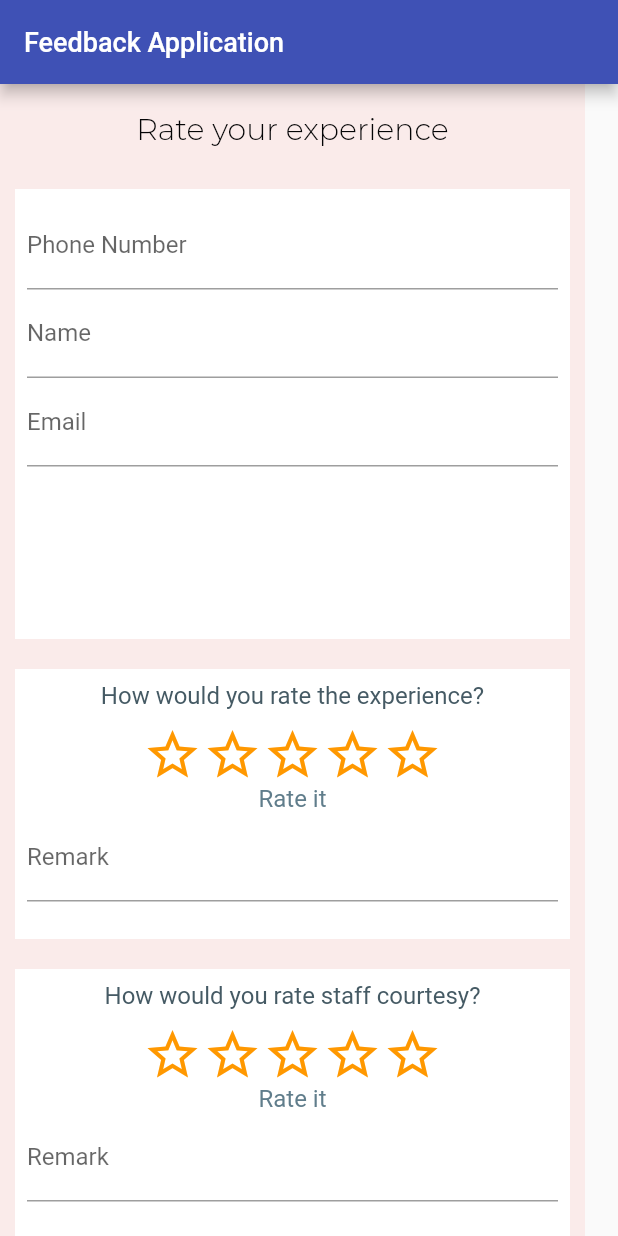
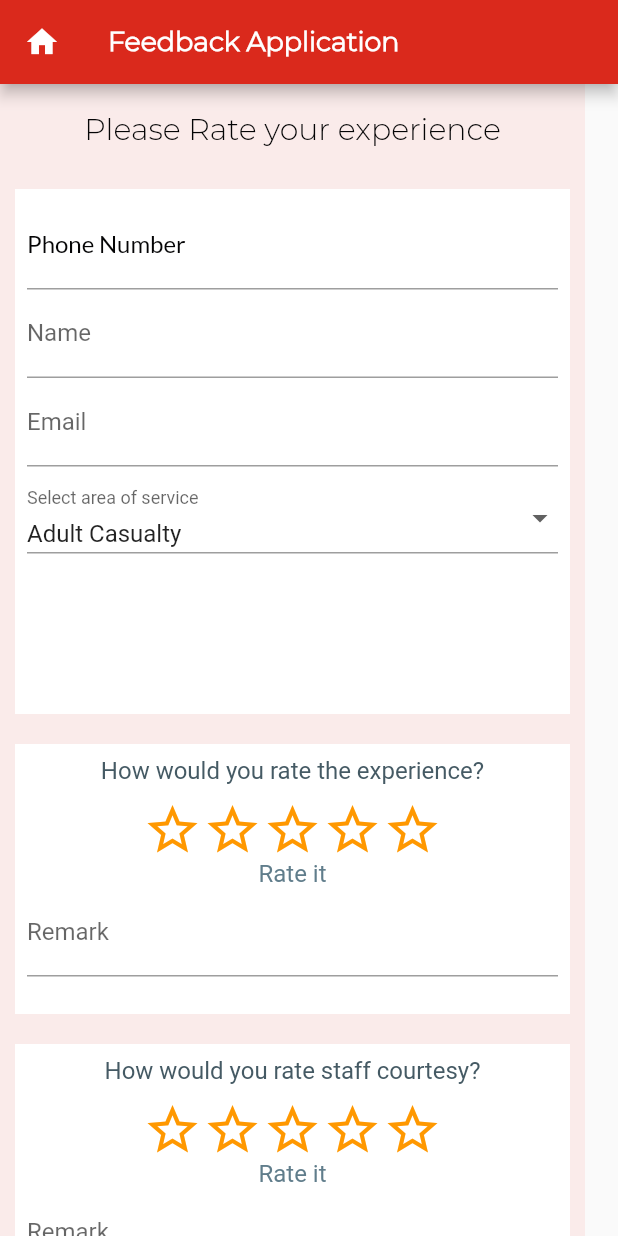
Before and after one commit to AgaKhanUniversityHospitalRepo/feedbackMobileApp, a Flutter app: the screen it shows after launch, on a phone screen of 412 x 824 dp. Run offline on Flutter 3.47's test engine with Material 2 defaults, Android fonts, the phone set to English and light mode, and no system bars; drawn by our look-alikes of flutter_rating_bar; our stand-ins replace google_fonts; project files that could hold a hidden picture were left out.

Commit message:
feedback request

```diff
--- a/feedbackmobileapp/lib/main.dart
+++ b/feedbackmobileapp/lib/main.dart
@@ -26,7 +26,7 @@ class MyApp extends StatelessWidget {
       theme: ThemeData(primarySwatch: Colors.deepOrange),
       darkTheme: ThemeData(
          // brightness: Brightness.dark, primarySwatch: Colors.blueGrey, fontFamily: GoogleFonts.montserrat()
-         primaryColor: Color.fromRGBO(218, 41, 28, 1),
+         primaryColor: LightColor.darkRed,
               brightness: Brightness.light,
               fontFamily: 'Montserrat'
           ),
@@ -61,8 +61,9 @@ class _MyHomePageState extends State<MyHomePage> {
       appBar: AppBar(
         // Here we take the value from the MyHomePage object that was created by
         // the App.build method, and use it to set our appbar title.
-        title: Text(widget.title, style: TextStyle(color: Colors.white, fontSize: 18)),
-        backgroundColor: Colors.indigo
+        leading: Icon(Icons.home),
+        title: Text(widget.title, style: GoogleFonts.montserrat(color: Colors.white, fontSize: 18, fontWeight: FontWeight.bold)),
+        backgroundColor: LightColor.darkRed,
       ),
       body: HomePage(),
       // floatingActionButton: FloatingActionButton(
--- /dev/null
+++ b/feedbackmobileapp/lib/models/serviceareas.dart
@@ -0,0 +1,11 @@
+import 'package:json_annotation/json_annotation.dart';
+
+part 'serviceareas.g.dart';
+
+@JsonSerializable()
+
+class ServiceAreas{
+  String name;
+
+  ServiceAreas({required this.name});
+}
--- a/feedbackmobileapp/lib/pages/home.dart
+++ b/feedbackmobileapp/lib/pages/home.dart
@@ -1,6 +1,5 @@
-
-
 import 'package:feedbackmobileapp/color/light_color.dart';
+import 'package:feedbackmobileapp/models/serviceareas.dart';
 import 'package:flutter/cupertino.dart';
 import 'package:flutter/material.dart';
 import 'package:flutter_rating_bar/flutter_rating_bar.dart';
@@ -19,28 +18,32 @@ class _HomePageState extends State<HomePage> {
   double? _ratingValue4;
   double? _ratingValue5;
 
-  var listLocations = [
-    'Adult Casualty',
-    'Consulting Clinics',
-    'Lab',
-    'Paeds Casualty',
-    'Pharmacy',
-    'Radiology',
-    'Wards',
-    'Other'
+  late List<ServiceAreas> listLocations;
+  late String selectedLocation;
+
+  bool _showTextDield = false;
+  String _otherLocation = '';
+
+  void initState() {
+    listLocations = [
+      ServiceAreas(name: 'Adult Casualty'),
+      ServiceAreas(name: 'Consulting Clinics'),
+      ServiceAreas(name: 'Lab'),
+      ServiceAreas(name: 'Paeds Casualty'),
+      ServiceAreas(name: 'Pharmacy'),
+      ServiceAreas(name: 'Radiology'),
+      ServiceAreas(name: 'Wards'),
+      ServiceAreas(name: 'Other'),
     ];
-  String selectedLocation = 'Adult Casualty';
-
-  void initState() {}
+    selectedLocation = 'Adult Casualty';
+  }
 
   @override
   Widget build(BuildContext context) {
     return SingleChildScrollView(
-
         child: Container(
       color: Color.fromARGB(255, 250, 235, 234),
       child: Column(
-
         children: [
           Container(
               margin: EdgeInsets.fromLTRB(10, 10, 10, 10),
@@ -48,23 +51,22 @@ class _HomePageState extends State<HomePage> {
               // color: Colors.white,
               // width: 370,
               // height: 50,
-            child: Text('Rate your experience', style: GoogleFonts.montserrat(color: LightColor.black, fontSize: 20))
-          ),
-
+              child: Text('Please Rate your experience',
+                  style: GoogleFonts.montserrat(
+                      color: LightColor.black, fontSize: 20))),
           Container(
             margin: EdgeInsets.fromLTRB(10, 10, 10, 10),
             padding: EdgeInsets.all(8.0),
             color: Colors.white,
             width: 370,
-            height: 300,
+            height: 350,
             child: Column(
-
               children: [
                 TextFormField(
                   decoration: InputDecoration(
+                    labelStyle: GoogleFonts.lato(color: LightColor.black),
                     labelText: 'Phone Number',
-                    hintText: 'Please enter your phone number',
-
+                    //hintText: 'Please enter your phone number',
                   ),
                 ),
                 TextFormField(
@@ -79,25 +81,45 @@ class _HomePageState extends State<HomePage> {
                     hintText: 'Please enter your email address',
                   ),
                 ),
-                // DropdownButtonFormField(
-                //   isExpanded: true,
-                //   hint: Text('Select area of service'),
-                //   decoration: const InputDecoration(
-                //       contentPadding: const EdgeInsets.fromLTRB(0, 5.5, 0, 0),
-                //       labelStyle: TextStyle(),
-                //       //icon:  Icon(Icons.transgender),
-                //       labelText: 'Select area of service'),
-                //   value: listLocations,
-                //   items: listLocations.map((String listLocations) {
-                //     return DropdownMenuItem(
-                //         child: Text(listLocations), value: listLocations);
-                //   }).toList(),
-                //   onChanged: (newval) {
-                //     setState(() {
-                //       selectedLocation = newval.toString();
-                //     });
-                //   },
-                // ),
+                SizedBox(
+                  height: 10,
+                ),
+                DropdownButtonFormField<ServiceAreas>(
+                  isExpanded: true,
+                  //hint: Text('Select area of service'),
+                  decoration: const InputDecoration(
+                      contentPadding: const EdgeInsets.fromLTRB(0, 5.5, 0, 0),
+                      labelStyle: TextStyle(),
+                      //icon:  Icon(Icons.transgender),
+                      labelText: 'Select area of service'),
+                  value: listLocations.first,
+                  items: listLocations.map((ServiceAreas serviceAreas) {
+                    return DropdownMenuItem(
+                        child: Text('${serviceAreas.name}'), value: serviceAreas);
+                  }).toList(),
+                  onChanged: (ServiceAreas? newval) {
+                    setState(() {
+                      selectedLocation = newval.toString();
+                      _showTextDield = true;
+                      _otherLocation = newval.toString();
+                    });
+                  },
+
+                ),
+
+                SizedBox(
+                  height: 10,
+                ),
+                Visibility(
+                  visible: _showTextDield,
+                  child: TextFormField(
+                    decoration:
+                        InputDecoration(labelText: "Enter ${_otherLocation}"),
+
+                    //controller: transfusionDataController,
+                  ),
+
+                ),
               ],
             ),
           ),
@@ -111,7 +133,8 @@ class _HomePageState extends State<HomePage> {
               children: [
                 Text(
                   'How would you rate the experience?',
-                  style: TextStyle(color: Colors.blueGrey[700], fontSize: 16),),
+                  style: TextStyle(color: Colors.blueGrey[700], fontSize: 16),
+                ),
                 SizedBox(height: 10),
                 RatingBar(
                     initialRating: 0,
@@ -135,20 +158,20 @@ class _HomePageState extends State<HomePage> {
                       SizedBox(height: 25);
                       // Display the rate in number
                     }),
-                Text( //_ratingValue.toString(),
+                Text(
+                  //_ratingValue.toString(),
                   _ratingValue1 != null ? _ratingValue1.toString() : 'Rate it',
                   style: const TextStyle(color: Colors.blueGrey, fontSize: 16),
                 ),
-
                 TextFormField(
                   decoration: InputDecoration(
                     labelText: 'Remark',
                     hintText: 'Please enter your remarks',
-                  ),)
+                  ),
+                )
               ],
             ),
           ),
-
           Container(
             margin: EdgeInsets.all(10),
             padding: EdgeInsets.all(8.0),
@@ -159,7 +182,8 @@ class _HomePageState extends State<HomePage> {
               children: [
                 Text(
                   'How would you rate staff courtesy?',
-                  style: TextStyle(color: Colors.blueGrey[700], fontSize: 16),),
+                  style: TextStyle(color: Colors.blueGrey[700], fontSize: 16),
+                ),
                 SizedBox(height: 10),
                 RatingBar(
                     initialRating: 0,
@@ -183,20 +207,20 @@ class _HomePageState extends State<HomePage> {
                       SizedBox(height: 25);
                       // Display the rate in number
                     }),
-                Text( //_ratingValue.toString(),
+                Text(
+                  //_ratingValue.toString(),
                   _ratingValue2 != null ? _ratingValue2.toString() : 'Rate it',
                   style: const TextStyle(color: Colors.blueGrey, fontSize: 16),
                 ),
-
                 TextFormField(
                   decoration: InputDecoration(
                     labelText: 'Remark',
                     hintText: 'Please enter your remarks',
-                  ),)
+                  ),
+                )
               ],
             ),
           ),
-
           Container(
             margin: EdgeInsets.all(10),
             padding: EdgeInsets.all(8.0),
@@ -207,7 +231,8 @@ class _HomePageState extends State<HomePage> {
               children: [
                 Text(
                   'How would you rate our failities?',
-                  style: TextStyle(color: Colors.blueGrey[700], fontSize: 16),),
+                  style: TextStyle(color: Colors.blueGrey[700], fontSize: 16),
+                ),
                 SizedBox(height: 10),
                 RatingBar(
                     initialRating: 0,
@@ -231,20 +256,20 @@ class _HomePageState extends State<HomePage> {
                       SizedBox(height: 25);
                       // Display the rate in number
                     }),
-                Text( //_ratingValue.toString(),
+                Text(
+                  //_ratingValue.toString(),
                   _ratingValue3 != null ? _ratingValue3.toString() : 'Rate it',
                   style: const TextStyle(color: Colors.blueGrey, fontSize: 16),
                 ),
-
                 TextFormField(
                   decoration: InputDecoration(
                     labelText: 'Remark',
                     hintText: 'Please enter your remarks',
-                  ),)
+                  ),
+                )
               ],
             ),
           ),
-
           Container(
             margin: EdgeInsets.all(10),
             padding: EdgeInsets.all(8.0),
@@ -255,7 +280,8 @@ class _HomePageState extends State<HomePage> {
               children: [
                 Text(
                   'How would you rate our timeliness of service?',
-                  style: TextStyle(color: Colors.blueGrey[700], fontSize: 16),),
+                  style: TextStyle(color: Colors.blueGrey[700], fontSize: 16),
+                ),
                 SizedBox(height: 10),
                 RatingBar(
                     initialRating: 0,
@@ -279,20 +305,20 @@ class _HomePageState extends State<HomePage> {
                       SizedBox(height: 25);
                       // Display the rate in number
                     }),
-                Text( //_ratingValue.toString(),
+                Text(
+                  //_ratingValue.toString(),
                   _ratingValue4 != null ? _ratingValue4.toString() : 'Rate it',
                   style: const TextStyle(color: Colors.blueGrey, fontSize: 16),
                 ),
-
                 TextFormField(
                   decoration: InputDecoration(
                     labelText: 'Remark',
                     hintText: 'Please enter your remarks',
-                  ),)
+                  ),
+                )
               ],
             ),
           ),
-
           Container(
             margin: EdgeInsets.all(10),
             padding: EdgeInsets.all(8.0),
@@ -303,7 +329,8 @@ class _HomePageState extends State<HomePage> {
               children: [
                 Text(
                   'How would you recommend us to others?',
-                  style: TextStyle(color: Colors.blueGrey[700], fontSize: 16),),
+                  style: TextStyle(color: Colors.blueGrey[700], fontSize: 16),
+                ),
                 SizedBox(height: 10),
                 RatingBar(
                     initialRating: 0,
@@ -327,41 +354,36 @@ class _HomePageState extends State<HomePage> {
                       SizedBox(height: 25);
                       // Display the rate in number
                     }),
-                Text( //_ratingValue.toString(),
+                Text(
+                  //_ratingValue.toString(),
                   _ratingValue5 != null ? _ratingValue5.toString() : 'Rate it',
                   style: const TextStyle(color: Colors.blueGrey, fontSize: 16),
                 ),
-
                 TextFormField(
                   decoration: InputDecoration(
                     labelText: 'Remark',
                     hintText: 'Please enter your remarks',
-                  ),)
+                  ),
+                )
               ],
             ),
           ),
-
           Container(
               margin: EdgeInsets.all(10),
               padding: EdgeInsets.all(8.0),
               color: Colors.white,
               width: 370,
               height: 100,
-            child: Column(
-              children: [
+              child: Column(children: [
                 ElevatedButton(
-
                   style: ElevatedButton.styleFrom(
-
                     primary: LightColor.darkRed, // background
                     onPrimary: Colors.white, // foreground
                   ),
-          onPressed: () { },
+                  onPressed: () {},
                   child: Text('Submit'),
                 )
-              ])
-          )
-
+              ]))
         ],
       ),
     ));
--- a/feedbackmobileapp/pubspec.yaml
+++ b/feedbackmobileapp/pubspec.yaml
@@ -37,8 +37,11 @@ dependencies:
   # The following adds the Cupertino Icons font to your application.
   # Use with the CupertinoIcons class for iOS style icons.
   cupertino_icons: ^1.0.2
+  json_annotation: ^4.6.0
 
 dev_dependencies:
+  build_runner: ^2.2.0
+  json_serializable: ^6.3.1
   flutter_test:
     sdk: flutter
 
```
Also changed, not shown: feedbackmobileapp/lib/models/feedbackReq.dart (added, +61 -0 lines), feedbackmobileapp/lib/models/serviceareas.g.dart (added), feedbackmobileapp/pubspec.lock. Lines whose indentation alone changed are shown as unchanged.
